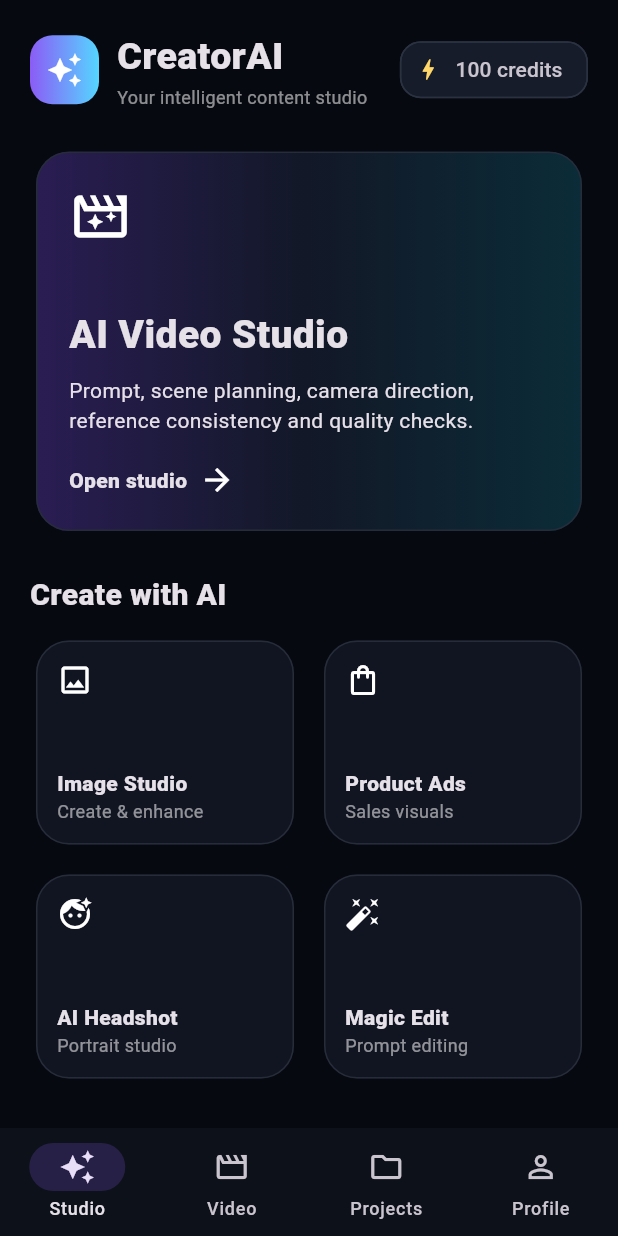
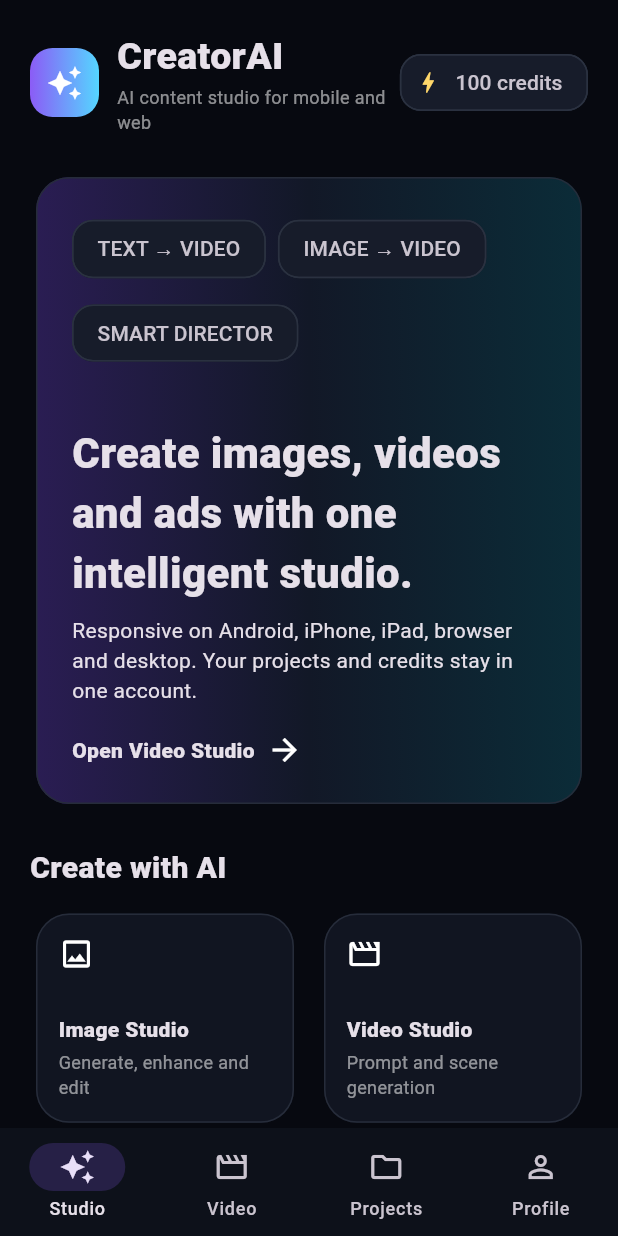
Before and after one commit to zetsu58/Creator.ai, a Flutter app: the screen it shows after launch, on a phone screen of 412 x 824 dp. Run offline on Flutter 3.47's test engine with Material 3 defaults, Android fonts, the phone set to English and light mode, and no system bars.

Commit message:
feat: add responsive Android iOS web shell

```diff
--- a/lib/main.dart
+++ b/lib/main.dart
@@ -38,8 +38,41 @@
       const ProfileTab(),
     ];
 
+    return LayoutBuilder(
+      builder: (context, constraints) {
+        final wide = constraints.maxWidth >= 900;
+        final destinations = const [
+          NavigationRailDestination(icon: Icon(Icons.auto_awesome), label: Text('Studio')),
+          NavigationRailDestination(icon: Icon(Icons.movie_creation_outlined), label: Text('Video')),
+          NavigationRailDestination(icon: Icon(Icons.folder_outlined), label: Text('Projects')),
+          NavigationRailDestination(icon: Icon(Icons.person_outline), label: Text('Profile')),
+        ];
+
+        if (wide) {
           return Scaffold(
-      body: SafeArea(child: pages[index]),
+            body: SafeArea(
+              child: Row(
+                children: [
+                  NavigationRail(
+                    selectedIndex: index,
+                    extended: constraints.maxWidth >= 1180,
+                    onDestinationSelected: (value) => setState(() => index = value),
+                    leading: const Padding(
+                      padding: EdgeInsets.symmetric(vertical: 18),
+                      child: Icon(Icons.auto_awesome, size: 32, color: CreatorTheme.cyan),
+                    ),
+                    destinations: destinations,
+                  ),
+                  const VerticalDivider(width: 1),
+                  Expanded(child: _PageFrame(child: pages[index])),
+                ],
+              ),
+            ),
+          );
+        }
+
+        return Scaffold(
+          body: SafeArea(child: _PageFrame(child: pages[index])),
           bottomNavigationBar: NavigationBar(
             selectedIndex: index,
             onDestinationSelected: (value) => setState(() => index = value),
@@ -49,6 +82,23 @@
               NavigationDestination(icon: Icon(Icons.folder_outlined), label: 'Projects'),
               NavigationDestination(icon: Icon(Icons.person_outline), label: 'Profile'),
             ],
+          ),
+        );
+      },
+    );
+  }
+}
+
+class _PageFrame extends StatelessWidget {
+  const _PageFrame({required this.child});
+  final Widget child;
+
+  @override
+  Widget build(BuildContext context) {
+    return Center(
+      child: ConstrainedBox(
+        constraints: const BoxConstraints(maxWidth: 1280),
+        child: child,
       ),
     );
   }
@@ -61,8 +111,11 @@
 
   @override
   Widget build(BuildContext context) {
+    return LayoutBuilder(
+      builder: (context, constraints) {
+        final columns = constraints.maxWidth >= 1050 ? 4 : constraints.maxWidth >= 650 ? 3 : 2;
         return ListView(
-      padding: const EdgeInsets.all(20),
+          padding: EdgeInsets.all(constraints.maxWidth >= 900 ? 28 : 20),
           children: [
             Row(children: [
               Container(
@@ -78,7 +131,7 @@
               const Expanded(
                 child: Column(crossAxisAlignment: CrossAxisAlignment.start, children: [
                   Text('CreatorAI', style: TextStyle(fontSize: 25, fontWeight: FontWeight.w900)),
-              Text('Your intelligent content studio', style: TextStyle(color: Colors.white54, fontSize: 12)),
+                  Text('AI content studio for mobile and web', style: TextStyle(color: Colors.white54, fontSize: 12)),
                 ]),
               ),
               _CreditBadge(credits: credits),
@@ -89,18 +142,22 @@
               child: InkWell(
                 onTap: onVideo,
                 child: Container(
-              padding: const EdgeInsets.all(22),
+                  padding: const EdgeInsets.all(24),
                   decoration: const BoxDecoration(
                     gradient: LinearGradient(colors: [Color(0xFF2A1D53), Color(0xFF121827), Color(0xFF0B2C38)]),
                   ),
                   child: const Column(crossAxisAlignment: CrossAxisAlignment.start, children: [
-                Icon(Icons.movie_filter_outlined, size: 42),
-                SizedBox(height: 40),
-                Text('AI Video Studio', style: TextStyle(fontSize: 26, fontWeight: FontWeight.w900)),
+                    Wrap(spacing: 8, runSpacing: 8, children: [
+                      Chip(label: Text('TEXT → VIDEO')),
+                      Chip(label: Text('IMAGE → VIDEO')),
+                      Chip(label: Text('SMART DIRECTOR')),
+                    ]),
+                    SizedBox(height: 36),
+                    Text('Create images, videos and ads with one intelligent studio.', style: TextStyle(fontSize: 28, fontWeight: FontWeight.w900)),
                     SizedBox(height: 8),
-                Text('Prompt, scene planning, camera direction, reference consistency and quality checks.'),
+                    Text('Responsive on Android, iPhone, iPad, browser and desktop. Your projects and credits stay in one account.'),
                     SizedBox(height: 18),
-                Row(children: [Text('Open studio', style: TextStyle(fontWeight: FontWeight.w800)), SizedBox(width: 8), Icon(Icons.arrow_forward)]),
+                    Row(children: [Text('Open Video Studio', style: TextStyle(fontWeight: FontWeight.w800)), SizedBox(width: 8), Icon(Icons.arrow_forward)]),
                   ]),
                 ),
               ),
@@ -111,18 +168,24 @@
             GridView.count(
               shrinkWrap: true,
               physics: const NeverScrollableScrollPhysics(),
-          crossAxisCount: 2,
-          childAspectRatio: 1.25,
+              crossAxisCount: columns,
+              childAspectRatio: columns >= 3 ? 1.4 : 1.22,
               crossAxisSpacing: 12,
               mainAxisSpacing: 12,
               children: const [
-            _ToolCard(Icons.image_outlined, 'Image Studio', 'Create & enhance'),
-            _ToolCard(Icons.shopping_bag_outlined, 'Product Ads', 'Sales visuals'),
-            _ToolCard(Icons.face_retouching_natural, 'AI Headshot', 'Portrait studio'),
-            _ToolCard(Icons.auto_fix_high, 'Magic Edit', 'Prompt editing'),
+                _ToolCard(Icons.image_outlined, 'Image Studio', 'Generate, enhance and edit'),
+                _ToolCard(Icons.movie_creation_outlined, 'Video Studio', 'Prompt and scene generation'),
+                _ToolCard(Icons.shopping_bag_outlined, 'Product Ads', 'Sales-ready product creatives'),
+                _ToolCard(Icons.face_retouching_natural, 'AI Headshot', 'Professional portrait studio'),
+                _ToolCard(Icons.auto_fix_high, 'Magic Edit', 'Describe the exact change'),
+                _ToolCard(Icons.campaign_outlined, 'Social Creator', 'Posts, stories and ad formats'),
+                _ToolCard(Icons.view_timeline_outlined, 'Scene Director', 'Control video scene by scene'),
+                _ToolCard(Icons.folder_copy_outlined, 'Projects', 'Continue on any device'),
               ],
             ),
           ],
+        );
+      },
     );
   }
 }
@@ -137,11 +200,12 @@
   Widget build(BuildContext context) {
     return Card(
       child: Padding(
-        padding: const EdgeInsets.all(14),
+        padding: const EdgeInsets.all(15),
         child: Column(crossAxisAlignment: CrossAxisAlignment.start, mainAxisAlignment: MainAxisAlignment.spaceBetween, children: [
           Icon(icon),
           Column(crossAxisAlignment: CrossAxisAlignment.start, children: [
             Text(title, style: const TextStyle(fontWeight: FontWeight.w800)),
+            const SizedBox(height: 3),
             Text(subtitle, style: const TextStyle(fontSize: 12, color: Colors.white54)),
           ]),
         ]),
@@ -199,14 +263,9 @@
   @override
   Widget build(BuildContext context) {
     final canGenerate = prompt.text.trim().isNotEmpty && cost <= widget.credits;
-    return ListView(
-      padding: const EdgeInsets.all(20),
-      children: [
-        Row(children: [
-          const Expanded(child: Text('Video Studio', style: TextStyle(fontSize: 27, fontWeight: FontWeight.w900))),
-          _CreditBadge(credits: widget.credits),
-        ]),
-        const SizedBox(height: 18),
+    return LayoutBuilder(builder: (context, constraints) {
+      final wide = constraints.maxWidth >= 850;
+      final editor = Column(crossAxisAlignment: CrossAxisAlignment.start, children: [
         SegmentedButton<CreatorMode>(
           segments: const [
             ButtonSegment(value: CreatorMode.smart, icon: Icon(Icons.auto_awesome), label: Text('Smart')),
@@ -219,23 +278,12 @@
         TextField(
           controller: prompt,
           onChanged: (_) => setState(() {}),
-          minLines: 6,
-          maxLines: 10,
+          minLines: 7,
+          maxLines: 12,
           decoration: const InputDecoration(
             labelText: 'What should CreatorAI make?',
-            hintText: 'A premium product commercial with cinematic lighting and a slow camera orbit…',
+            hintText: 'A premium product commercial with cinematic lighting, a slow orbit, precise product consistency and natural audio…',
             alignLabelWithHint: true,
-          ),
-        ),
-        const SizedBox(height: 16),
-        Card(
-          child: Padding(
-            padding: const EdgeInsets.all(16),
-            child: Column(crossAxisAlignment: CrossAxisAlignment.start, children: [
-              const Text('AI Orchestration', style: TextStyle(fontWeight: FontWeight.w800)),
-              const SizedBox(height: 6),
-              Text('${preview.capabilities.length} specialist roles are prepared for this request.'),
-            ]),
           ),
         ),
         const SizedBox(height: 18),
@@ -248,11 +296,11 @@
           label: '${seconds}s',
           onChanged: (value) => setState(() => seconds = value.round()),
         ),
-        Wrap(spacing: 8, children: ['9:16', '16:9', '1:1'].map((value) {
+        Wrap(spacing: 8, runSpacing: 8, children: ['9:16', '16:9', '1:1'].map((value) {
           return ChoiceChip(label: Text(value), selected: ratio == value, onSelected: (_) => setState(() => ratio = value));
         }).toList()),
         const SizedBox(height: 12),
-        Wrap(spacing: 8, children: ['Fast', 'Pro'].map((value) {
+        Wrap(spacing: 8, runSpacing: 8, children: ['Fast', 'Pro'].map((value) {
           return ChoiceChip(label: Text(value), selected: quality == value, onSelected: (_) => setState(() => quality = value));
         }).toList()),
         SwitchListTile.adaptive(
@@ -267,14 +315,54 @@
           value: audio,
           onChanged: (value) => setState(() => audio = value),
         ),
-        const SizedBox(height: 12),
         FilledButton.icon(
           onPressed: canGenerate ? () {} : null,
           icon: const Icon(Icons.auto_awesome),
           label: Text('Create with AI • $cost credits'),
         ),
+      ]);
+
+      final inspector = Card(
+        child: Padding(
+          padding: const EdgeInsets.all(18),
+          child: Column(crossAxisAlignment: CrossAxisAlignment.start, children: [
+            const Text('AI Orchestration', style: TextStyle(fontSize: 18, fontWeight: FontWeight.w800)),
+            const SizedBox(height: 8),
+            Text('${preview.capabilities.length} specialist roles are prepared for this request.'),
+            const SizedBox(height: 16),
+            const Text('Output', style: TextStyle(fontWeight: FontWeight.w700)),
+            const SizedBox(height: 6),
+            Text('$seconds sec • $ratio • $quality'),
+            const SizedBox(height: 16),
+            const Text('Estimated cost', style: TextStyle(fontWeight: FontWeight.w700)),
+            const SizedBox(height: 6),
+            Text('$cost credits', style: const TextStyle(fontSize: 22, fontWeight: FontWeight.w900)),
+          ]),
+        ),
+      );
+
+      return ListView(
+        padding: EdgeInsets.all(wide ? 28 : 20),
+        children: [
+          Row(children: [
+            const Expanded(child: Text('Video Studio', style: TextStyle(fontSize: 27, fontWeight: FontWeight.w900))),
+            _CreditBadge(credits: widget.credits),
+          ]),
+          const SizedBox(height: 18),
+          if (wide)
+            Row(crossAxisAlignment: CrossAxisAlignment.start, children: [
+              Expanded(flex: 3, child: editor),
+              const SizedBox(width: 18),
+              Expanded(flex: 2, child: inspector),
+            ])
+          else ...[
+            editor,
+            const SizedBox(height: 16),
+            inspector,
+          ],
         ],
       );
+    });
   }
 }
 
@@ -282,12 +370,12 @@
   const ProjectsTab({super.key});
 
   @override
-  Widget build(BuildContext context) => const Center(child: Text('Your generations will appear here.'));
+  Widget build(BuildContext context) => const Center(child: Padding(padding: EdgeInsets.all(24), child: Text('Your generations will appear here and sync across devices.')));
 }
 
 class ProfileTab extends StatelessWidget {
   const ProfileTab({super.key});
 
   @override
-  Widget build(BuildContext context) => const Center(child: Text('CreatorAI Profile'));
+  Widget build(BuildContext context) => const Center(child: Padding(padding: EdgeInsets.all(24), child: Text('CreatorAI Profile')));
 }
```
Lines whose indentation alone changed are shown as unchanged.
